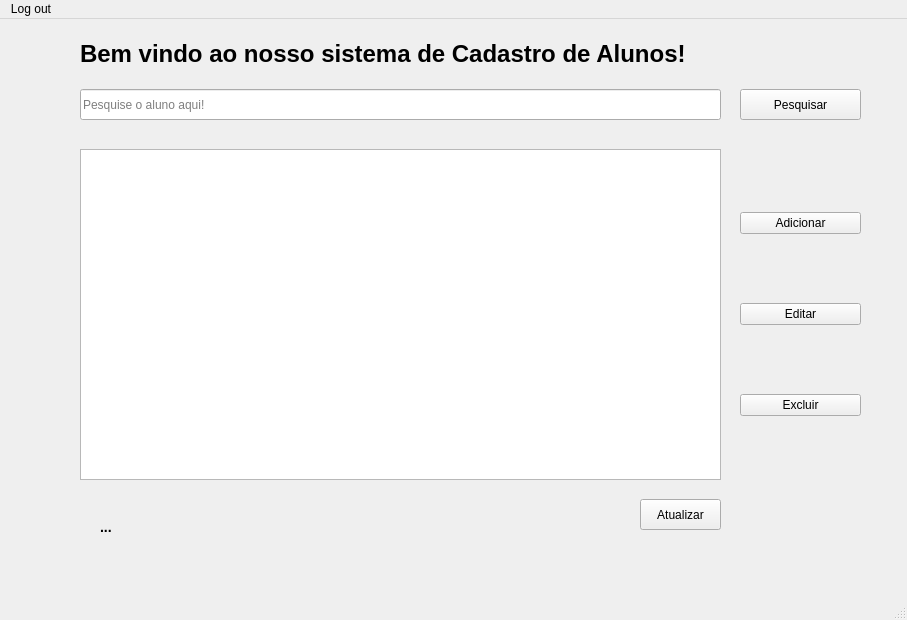
First picture: the form in telamenu.ui, repository VirgilioFuchs/ApiCrudDocker, before the edit.
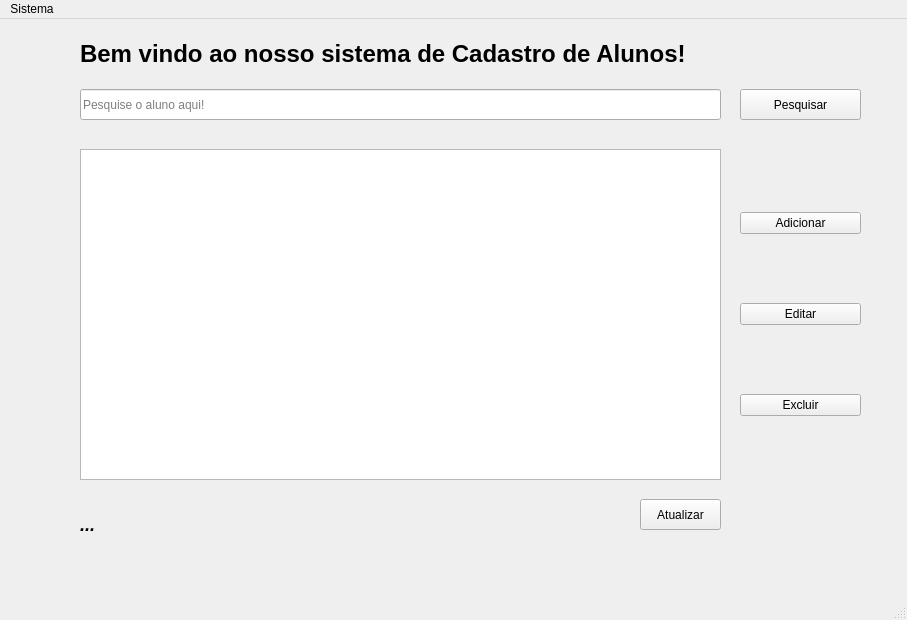
Second picture: the form after the edit.

Patch:
```diff
--- a/telamenu.ui
+++ b/telamenu.ui
@@ -67,12 +67,18 @@
    <widget class="QLabel" name="lApresentar">
     <property name="geometry">
      <rect>
-      <x>100</x>
-      <y>500</y>
-      <width>261</width>
-      <height>16</height>
+      <x>80</x>
+      <y>480</y>
+      <width>521</width>
+      <height>51</height>
      </rect>
     </property>
+    <property name="font">
+     <font>
+      <pointsize>11</pointsize>
+      <italic>true</italic>
+     </font>
+    </property>
     <property name="text">
      <string>&lt;h3&gt;...&lt;/h3&gt;</string>
     </property>
@@ -133,15 +139,15 @@
      <height>21</height>
     </rect>
    </property>
-   <widget class="QMenu" name="menuSair">
+   <widget class="QMenu" name="menuSistema">
     <property name="title">
-     <string>Log out</string>
+     <string>Sistema</string>
     </property>
     <addaction name="separator"/>
     <addaction name="actionSair"/>
     <addaction name="separator"/>
    </widget>
-   <addaction name="menuSair"/>
+   <addaction name="menuSistema"/>
   </widget>
   <widget class="QStatusBar" name="statusbar"/>
   <action name="actionSair">
```
Left out of the diff: 9 changed lines with no effect on the pictures.
